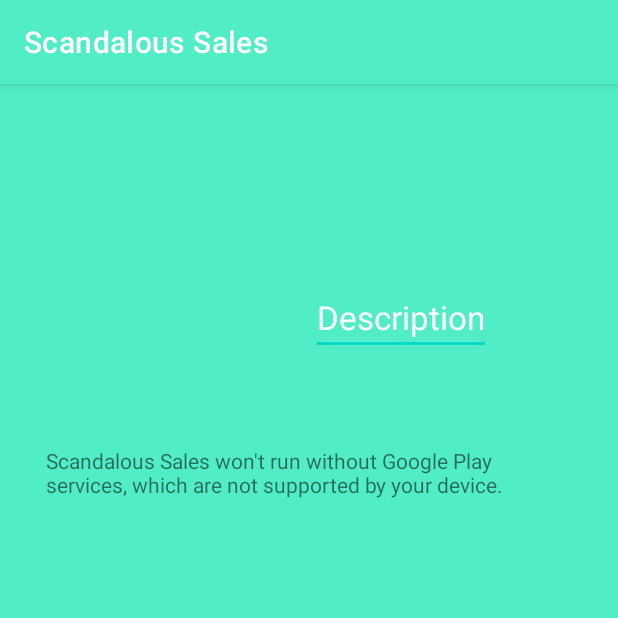
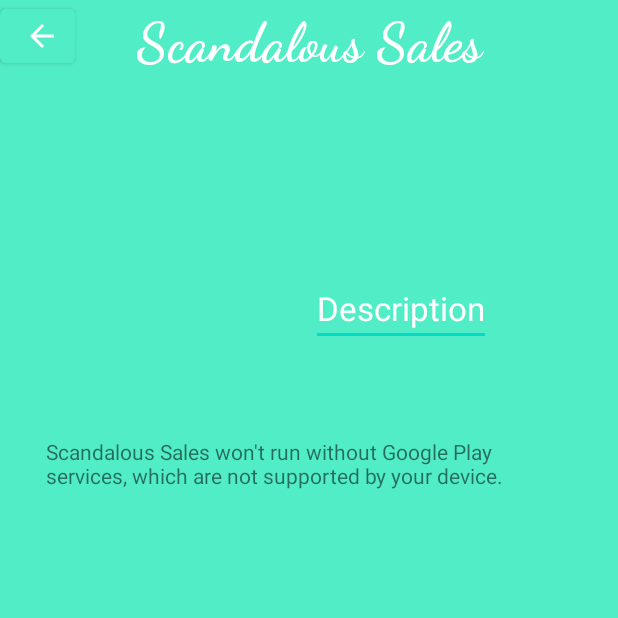
Before and after one commit to dreonwo/ScandalousSales, an Android app: the ItemDetail screen opened directly, with no data from a screen before it, on a phone screen of 412 x 824 dp, the top half of it. Run offline under Robolectric (Android 15) with nearby library versions, the phone set to English and light mode, and no system bars; libraries missing offline, so code that uses them is left out: org.parceler; pictures from the network do not load; Roboto replaces fonts that are not available here; 7 statements that could not run were skipped.

Commit message:
Made Small Design Changes and added back functionality

```diff
--- a/app/src/main/java/com/example/scandaloussales/ItemDetail.java
+++ b/app/src/main/java/com/example/scandaloussales/ItemDetail.java
@@ -7,11 +7,14 @@ import androidx.core.content.ContextCompat;
 
 import android.Manifest;
 import android.annotation.SuppressLint;
+import android.content.Intent;
 import android.content.pm.PackageManager;
 import android.location.Location;
 import android.os.Bundle;
 import android.os.Parcel;
 import android.util.Log;
+import android.view.View;
+import android.widget.Button;
 import android.widget.EditText;
 import android.widget.ImageView;
 import android.widget.TextView;
@@ -44,6 +47,7 @@ public class ItemDetail extends AppCompatActivity implements OnMapReadyCallback
     TextView tvUsername;
     EditText etDescription;
     ImageView ivItemImage;
+    Button backBtn;
     SupportMapFragment mapFragment;
     private GoogleMap mMap;
     private static final int REQUEST_FINE_LOCATION = 200;
@@ -56,6 +60,8 @@ public class ItemDetail extends AppCompatActivity implements OnMapReadyCallback
         super.onCreate(savedInstanceState);
         setContentView(R.layout.activity_item_detail);
 
+        getSupportActionBar().hide();
+
         post = Parcels.unwrap(getIntent().getParcelableExtra("post"));
 
         tvProductName =findViewById(R.id.tvProductName);
@@ -63,6 +69,7 @@ public class ItemDetail extends AppCompatActivity implements OnMapReadyCallback
         tvUpc = findViewById(R.id.tvUpc);
         tvUsername = findViewById(R.id.tvUsername);
         etDescription = findViewById(R.id.etDescription);
+        backBtn = findViewById(R.id.backBtn);
         ivItemImage = findViewById(R.id.ivItemImage);
         Glide.with(this).load(post.getImage().getUrl()).into(ivItemImage);
 
@@ -75,6 +82,13 @@ public class ItemDetail extends AppCompatActivity implements OnMapReadyCallback
         tvUpc.setText(""+post.getUpc());
         tvUsername.setText(post.getUser().getUsername());
         etDescription.setText(post.getDesc());
+
+        backBtn.setOnClickListener(new View.OnClickListener() {
+            @Override
+            public void onClick(View v) {
+                finish();
+            }
+        });
 
     }
 
--- a/app/src/main/java/com/example/scandaloussales/Post.java
+++ b/app/src/main/java/com/example/scandaloussales/Post.java
@@ -42,8 +42,6 @@ public class Post extends ParseObject {
         return getParseUser(KEY_USER);
     }
 
-    public String getCreatedAtTime(){ return TimeFormatter.getTimeStamp(getDate(KEY_CREATED_KEY).toString()); }
-
     public void setUser(ParseUser user){
         put(KEY_USER, user);
     }
@@ -54,8 +52,8 @@ public class Post extends ParseObject {
 
     public void setPrice(int price){ put(KEY_PRICE,price);}
 
-    public int getUpc() {
-        return getInt(KEY_UPC);
+    public Long getUpc() {
+        return getLong(KEY_UPC);
     }
 
     public void setUpc(long upc){put(KEY_UPC, upc);}
--- a/app/src/main/java/com/example/scandaloussales/fragments/ComposeFragment.java
+++ b/app/src/main/java/com/example/scandaloussales/fragments/ComposeFragment.java
@@ -61,6 +61,7 @@ import com.parse.ParseFile;
 import com.parse.ParseUser;
 import com.parse.SaveCallback;
 
+import java.io.Console;
 import java.io.File;
 
 import static android.app.Activity.RESULT_OK;
@@ -133,6 +134,7 @@ public class ComposeFragment extends Fragment implements OnMapReadyCallback{
                 String itemName = etProductName.getText().toString();
                 int price = Integer.parseInt(etPrice.getText().toString());
                 long upc = Long.parseLong(etUPC.getText().toString());
+                Log.d(TAG, "Product " + itemName + " " + upc);
                 String desc = etDescription.getText().toString();
 
                 if (itemName.isEmpty() || etPrice.getText().toString().isEmpty() || etUPC.getText().toString().isEmpty()) {
@@ -142,7 +144,7 @@ public class ComposeFragment extends Fragment implements OnMapReadyCallback{
 
                 //added upc length checker. upcs are always 12 numbers long.
                 if (etUPC.getText().toString().length() != 12) {
-                    Toast.makeText(getContext(), "UPC must be 12 numbers long. You have " + etUPC.getText().toString().length() + " characters", Toast.LENGTH_SHORT).show();
+                    Toast.makeText(getContext(), "UPC must be 12 digits long. You have " + etUPC.getText().toString().length() + " characters", Toast.LENGTH_SHORT).show();
                     return;
                 }
 
--- a/app/src/main/java/com/example/scandaloussales/fragments/PostsFragment.java
+++ b/app/src/main/java/com/example/scandaloussales/fragments/PostsFragment.java
@@ -49,8 +49,6 @@ public class PostsFragment<menu> extends Fragment {
     @Override
     public View onCreateView(LayoutInflater inflater, ViewGroup container,
                              Bundle savedInstanceState) {
-
-
 
         // Inflate the layout for this fragment
         return inflater.inflate(R.layout.fragment_posts, container, false);
--- a/app/src/main/java/com/example/scandaloussales/fragments/ProfileFragment.java
+++ b/app/src/main/java/com/example/scandaloussales/fragments/ProfileFragment.java
@@ -1,6 +1,7 @@
 package com.example.scandaloussales.fragments;
 
 import android.content.Intent;
+import android.icu.text.DateFormat;
 import android.os.Bundle;
 import android.util.Log;
 import android.view.LayoutInflater;
@@ -78,7 +79,7 @@ public class ProfileFragment extends PostsFragment {
         tvFirstName.setText(""+ParseUser.getCurrentUser().get("firstName"));
         tvLastName.setText(""+ParseUser.getCurrentUser().get("lastName"));
         tvUsername.setText("@"+ParseUser.getCurrentUser().getUsername());
-        tvJoinedAt.setText("Joined: " + TimeFormatter.getTimeStamp(ParseUser.getCurrentUser().getCreatedAt().toString()));
+        tvJoinedAt.setText("Joined: " + DateFormat.getDateInstance().format(ParseUser.getCurrentUser().getCreatedAt()));
 
         queryPosts();
 
--- a/app/src/main/res/layout/activity_item_detail.xml
+++ b/app/src/main/res/layout/activity_item_detail.xml
@@ -1,5 +1,6 @@
 <?xml version="1.0" encoding="utf-8"?>
-<RelativeLayout xmlns:android="http://schemas.android.com/apk/res/android"
+<ScrollView
+    xmlns:android="http://schemas.android.com/apk/res/android"
     xmlns:app="http://schemas.android.com/apk/res-auto"
     xmlns:tools="http://schemas.android.com/tools"
     android:layout_width="match_parent"
@@ -7,10 +8,30 @@
     android:background="@color/sea_green"
     tools:context=".ItemDetail">
 
+
+<RelativeLayout
+    android:layout_width="match_parent"
+    android:layout_height="match_parent"
+    android:background="@color/sea_green"
+    >
+
+    <TextView
+        android:layout_width="match_parent"
+        android:layout_height="wrap_content"
+        android:layout_marginTop="5dp"
+        android:layout_marginBottom="0dp"
+        android:fontFamily="cursive"
+        android:text="Scandalous Sales"
+        android:textAlignment="center"
+        android:textColor="#ffffff"
+        android:textSize="36sp"
+        android:textStyle="bold" />
+
     <ImageView
         android:id="@+id/ivItemImage"
         android:layout_width="202dp"
         android:layout_height="227dp"
+        android:layout_marginTop="54dp"
         tools:srcCompat="@tools:sample/avatars" />
 
     <TextView
@@ -19,7 +40,7 @@
         android:layout_height="wrap_content"
         android:layout_alignParentTop="true"
         android:layout_marginStart="5dp"
-        android:layout_marginTop="4dp"
+        android:layout_marginTop="54dp"
         android:layout_toEndOf="@+id/ivItemImage"
         android:textColor="#FFFFFF"
         android:textSize="30sp"
@@ -83,6 +104,7 @@
         android:layout_centerInParent="true"
         android:layout_marginStart="0dp"
         android:layout_marginTop="21dp"
+        android:layout_marginBottom="10dp"
         app:cameraBearing="112.5"
         app:cameraTargetLat="28.527383"
         app:cameraTargetLng="-81.367578"
@@ -96,4 +118,12 @@
         app:uiZoomControls="false"
         app:uiZoomGestures="true" />
 
+    <Button
+        android:id="@+id/backBtn"
+        android:layout_width="50dp"
+        android:layout_height="wrap_content"
+        app:icon="@drawable/abc_vector_test" />
+
 </RelativeLayout>
+
+</ScrollView>
```
Also changed, not shown: app/src/main/java/com/example/scandaloussales/Adapters/PostsAdapter.java (+5 -2 lines), app/src/main/res/drawable/white_arrow.png (added).
